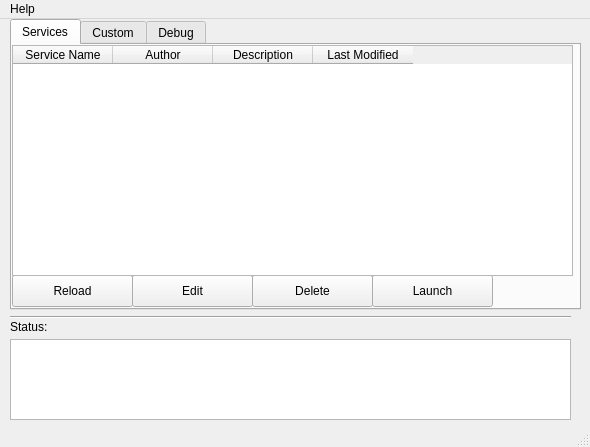
Before: the Qt Designer form auxo_mount_olympus/ui/mainw.ui in mbellabah/Project-Auxo-Platform, drawn with Qt 5.
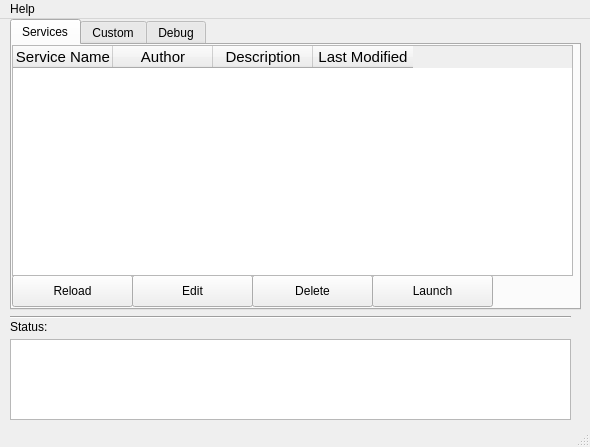
After: the same form once the commit is applied.

Commit message: changed table font size, fixed rendering bug for last_modified

Diff of the .ui file:
```diff
--- a/auxo_mount_olympus/ui/mainw.ui
+++ b/auxo_mount_olympus/ui/mainw.ui
@@ -115,6 +115,11 @@
         <verstretch>0</verstretch>
        </sizepolicy>
       </property>
+      <property name="font">
+       <font>
+        <pointsize>11</pointsize>
+       </font>
+      </property>
       <property name="frameShape">
        <enum>QFrame::StyledPanel</enum>
       </property>
```
The commit also changes 3 other files.
